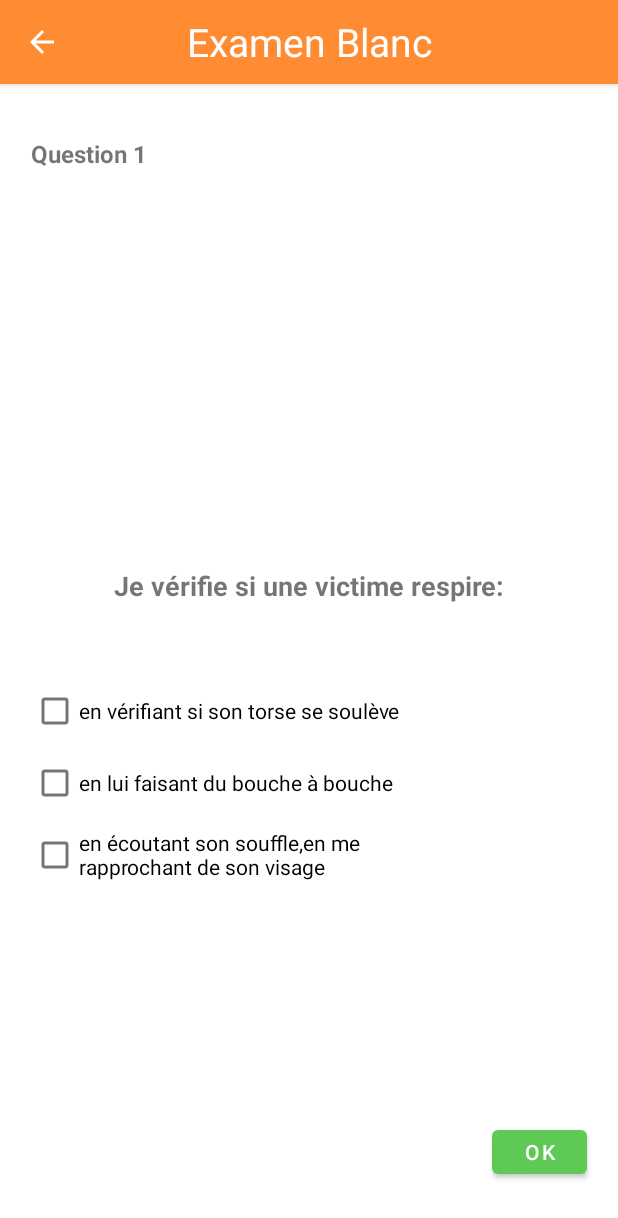
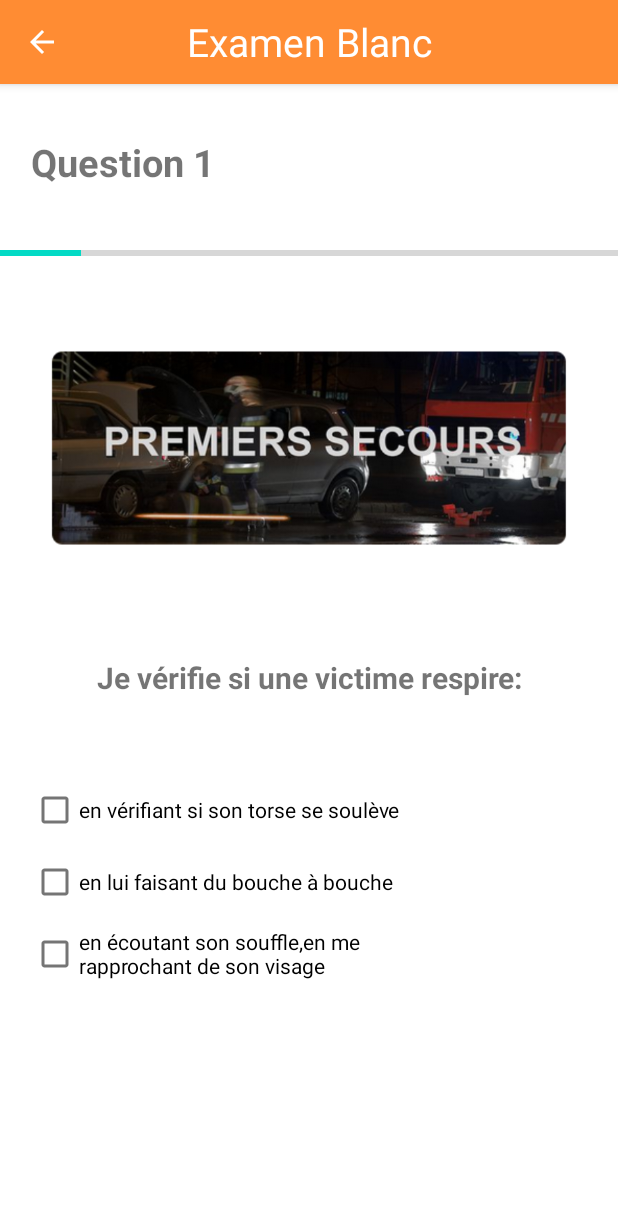
Before and after one commit to Sharan1E/Code_De_La_Route, an Android app: the screen it shows after launch (mainQuestionnaireActivity), after a tap on "Examen Blanc", on a phone screen of 412 x 824 dp. Shown: the top 1218 px of the screen. Run offline under Robolectric (Android 15) with nearby library versions, the phone set to English and light mode, and no system bars.

Commit message:
timer pour le mode examen -Sharan

```diff
--- a/app/src/main/java/com/example/code_de_la_route/Question_element.java
+++ b/app/src/main/java/com/example/code_de_la_route/Question_element.java
@@ -8,6 +8,7 @@ public class Question_element {
     private  boolean answer_4;
     private  boolean answer_5;
     private  boolean answer_6;
+    private String questionimage;
     private String questionnumber;
     private String questiontitle1;
     private String questiontitle2;
@@ -22,6 +23,7 @@ public class Question_element {
     {
         this.questionnumber = null;
         this.questiontitle1 = null;
+        this.questionimage =null;
 
         this.answer1 = null;
         this.answer2 = null;
@@ -42,13 +44,14 @@ public class Question_element {
         answer_6 = false;
     }
 
-    public Question_element(String questionnumber, String questiontitle1, String answer1,
+    public Question_element(String questionnumber,String questionimage, String questiontitle1, String answer1,
                             boolean answer_1, String answer2, boolean answer_2,
                             String answer3, boolean answer_3, String answer4, boolean answer_4)
     {
         this();
         this.questionnumber = questionnumber;
         this.questiontitle1 = questiontitle1;
+        this.questionimage = questionimage;
 
         this.answer1 = answer1;
         this.answer2 = answer2;
@@ -62,7 +65,7 @@ public class Question_element {
 
     }
 
-    public Question_element(String questionnumber,String questiontitle1,String answer1,
+    public Question_element(String questionnumber,String questionimage,String questiontitle1,String answer1,
                             boolean answer_1,String answer2,boolean answer_2,String questiontitle2,
                             String answer5,boolean answer_5, String answer6,boolean answer_6) {
 
@@ -70,6 +73,7 @@ public class Question_element {
         this.questionnumber = questionnumber;
         this.questiontitle1 = questiontitle1;
         this.questiontitle2 = questiontitle2;
+        this.questionimage = questionimage;
 
         this.answer1 = answer1;
         this.answer2 = answer2;
@@ -84,13 +88,14 @@ public class Question_element {
         this.answer_6 = answer_6;
     }
 
-    public Question_element(String questionnumber, String questiontitle1, String answer1,
+    public Question_element(String questionnumber,String questionimage, String questiontitle1, String answer1,
                             boolean answer_1, String answer2, boolean answer_2,
                             String answer3, boolean answer_3)
     {
         this();
         this.questionnumber = questionnumber;
         this.questiontitle1 = questiontitle1;
+        this.questionimage = questionimage;
 
         this.answer1 = answer1;
         this.answer2 = answer2;
@@ -101,12 +106,13 @@ public class Question_element {
         this.answer_3 = answer_3;
     }
 
-    public Question_element(String questionnumber, String questiontitle1, String answer1,
+    public Question_element(String questionnumber,String questionimage, String questiontitle1, String answer1,
                             boolean answer_1, String answer2, boolean answer_2)
     {
         this();
         this.questionnumber = questionnumber;
         this.questiontitle1 = questiontitle1;
+        this.questionimage = questionimage;
 
         this.answer1 = answer1;
         this.answer2 = answer2;
@@ -123,6 +129,9 @@ public class Question_element {
 
     public String getQuestionTitle2(){return questiontitle2;}
     public void setQuestionTitle2(String questiontitle2){this.questiontitle2 = questiontitle2;}
+
+    public String getQuestionImage(){return questionimage;}
+    public void setQuestionimage(String questionimage){this.questionimage = questionimage;}
 
     public String getAnswer1(){return answer1;}
     public void setAnswer1(String answer1){this.answer1 = answer1;}
--- a/app/src/main/java/com/example/code_de_la_route/mainQuestionnaireActivity.java
+++ b/app/src/main/java/com/example/code_de_la_route/mainQuestionnaireActivity.java
@@ -3,14 +3,21 @@ package com.example.code_de_la_route;
 import androidx.appcompat.app.ActionBar;
 import androidx.appcompat.app.AppCompatActivity;
 
+import android.animation.Animator;
+import android.animation.ObjectAnimator;
 import android.graphics.drawable.ColorDrawable;
 import android.os.Bundle;
 
 import android.content.Intent;
+import android.os.CountDownTimer;
+import android.util.Log;
 import android.view.MenuItem;
 import android.view.View;
+import android.view.animation.DecelerateInterpolator;
 import android.widget.Button;
 import android.widget.CheckBox;
+import android.widget.ImageView;
+import android.widget.ProgressBar;
 import android.widget.RadioGroup;
 import android.widget.TextView;
 
@@ -63,10 +70,10 @@ public class mainQuestionnaireActivity extends AppCompatActivity {
 
        // if(themechoisi.equals("Thème n°1:"))
         //{
-            Question_element question1_theme1 = new Question_element("Question 1", "Je vérifie si une victime respire:", "en vérifiant si son torse se soulève",true,"en lui faisant du bouche à bouche",false,"en écoutant son souffle,en me rapprochant de son visage",true);
-            Question_element question2_theme1 = new Question_element("Question 2","A chaque nouveau départ je vérifie:", "qu'il n'y a pas de trace d'huile sous le véhicule",true,"le réglage des suspensions",false,"la propreté des plaques et des feux", true,"qu'aucun pneu n'est dégonflé",true);
-            Question_element question3_theme1 = new Question_element("Question 3","Cet usager: -est un véhicule d'intérêt général prioritaire","oui",false,"non",true,"- bénéficie de facilités de passages","oui",true,"non",false);
-            Question_element question4_theme1=  new Question_element("Question 4","L'intervalle de sécurité après le véhicule qui nous précède est:","suffisant",true,"faible",false);
+            Question_element question1_theme1 = new Question_element("Question 1", "question1_theme1","Je vérifie si une victime respire:", "en vérifiant si son torse se soulève",true,"en lui faisant du bouche à bouche",false,"en écoutant son souffle,en me rapprochant de son visage",true);
+            Question_element question2_theme1 = new Question_element("Question 2","question2_theme1","A chaque nouveau départ je vérifie:", "qu'il n'y a pas de trace d'huile sous le véhicule",true,"le réglage des suspensions",false,"la propreté des plaques et des feux", true,"qu'aucun pneu n'est dégonflé",true);
+            Question_element question3_theme1 = new Question_element("Question 3","question3_theme1","Cet usager: -est un véhicule d'intérêt général prioritaire","oui",false,"non",true,"- bénéficie de facilités de passages","oui",true,"non",false);
+            Question_element question4_theme1=  new Question_element("Question 4","question4_theme1","L'intervalle de sécurité après le véhicule qui nous précède est:","suffisant",true,"faible",false);
 
             quizz_theme.add(question1_theme1);
             quizz_theme.add(question2_theme1);
@@ -97,6 +104,7 @@ public class mainQuestionnaireActivity extends AppCompatActivity {
         final TextView questionTitle2 = findViewById(R.id.questionTitle2);
         final TextView questionNumber = findViewById(R.id.questionNumber);
         final RadioGroup GroupQuestion = findViewById(R.id.GroupQuestion);
+        final ImageView questionImage = findViewById(R.id.imageQuizz);
 
         final CheckBox reponse1 = findViewById(R.id.buttonRoll);
         final CheckBox reponse2 = findViewById(R.id.buttonRoll2);
@@ -107,8 +115,10 @@ public class mainQuestionnaireActivity extends AppCompatActivity {
         CheckBox[] checkBoxes = {reponse1,reponse2,reponse3,reponse4,reponse5,reponse6};
         final Button next = findViewById(R.id.buttonNext);
 
+        if(getpreviousActivity.equals("Examen Blanc")){next.setVisibility(View.GONE);}
 
-            GroupQuestion.clearCheck();
+            int imageId = getResources().getIdentifier(quizz_theme.get(questionactuelle).getQuestionImage(), "drawable", getPackageName());
+            questionImage.setImageResource(imageId);
 
             questionTitle1.setText(quizz_theme.get(questionactuelle).getQuestionTitle1());
             questionNumber.setText(quizz_theme.get(questionactuelle).getQuestionNumber());
@@ -160,9 +170,12 @@ public class mainQuestionnaireActivity extends AppCompatActivity {
 
         boolean[] answervalues = {answervalue1,answervalue2,answervalue3,answervalue4,answervalue5,answervalue6};
 
+        ProgressBar mProgressBar;
+
+
+
 
         View.OnClickListener clickSurNext  = v -> {
-
             uservalue1[0] = reponse1.isChecked();
             uservalue2[0] = reponse2.isChecked();
             uservalue3[0] = reponse3.isChecked();
@@ -177,7 +190,6 @@ public class mainQuestionnaireActivity extends AppCompatActivity {
             {
                 GoodAnswer++;
             }
-
             questionactuelle++;
 
             if (questionactuelle<quizz_theme.size())
@@ -202,6 +214,65 @@ public class mainQuestionnaireActivity extends AppCompatActivity {
         };
 
         next.setOnClickListener(clickSurNext);
+
+        mProgressBar=(ProgressBar)findViewById(R.id.progressbar);
+
+        if (getpreviousActivity.equals("Entrainement")){mProgressBar.setVisibility(View.GONE);}
+        else{
+            ObjectAnimator animation = ObjectAnimator.ofInt(mProgressBar, "progress", 0, 100);
+            animation.setDuration(30000);
+            animation.setInterpolator(new DecelerateInterpolator());
+            animation.addListener(new Animator.AnimatorListener() {
+                @Override
+                public void onAnimationStart(Animator animator) { }
+
+                @Override
+                public void onAnimationEnd(Animator animator) {
+
+                    uservalue1[0] = reponse1.isChecked();
+                    uservalue2[0] = reponse2.isChecked();
+                    uservalue3[0] = reponse3.isChecked();
+                    uservalue4[0] = reponse4.isChecked();
+                    uservalue5[0] = reponse5.isChecked();
+                    uservalue6[0] = reponse6.isChecked();
+
+                    boolean[] uservalues = {uservalue1[0], uservalue2[0], uservalue3[0], uservalue4[0],
+                            uservalue5[0], uservalue6[0]};
+
+                    if(Arrays.equals(uservalues, answervalues))
+                    {
+                        GoodAnswer++;
+                    }
+                    questionactuelle++;
+                    if (questionactuelle<quizz_theme.size())
+                    {
+
+                        DisplayQuestion();
+                        for (CheckBox checkBox : checkBoxes) {
+                            if (checkBox.isChecked()) {
+                                checkBox.setChecked(false);
+                                checkBox.setSelected(false);
+                            }
+                        }
+                    }
+                    else
+                    {
+                        Intent intent = new Intent(mainQuestionnaireActivity.this, reponse1Activity.class);
+                        intent.putExtra(numberofcorrectanswer, String.valueOf(GoodAnswer));
+                        intent.putExtra(numberofanswer,String.valueOf(quizz_theme.size()));
+                        startActivity(intent);
+                    }
+                }
+
+                @Override
+                public void onAnimationCancel(Animator animator) { }
+
+                @Override
+                public void onAnimationRepeat(Animator animator) { }
+            });
+            animation.start();}
+
+
     }
 
     @Override
--- a/app/src/main/res/layout/activity_monquestionnaire.xml
+++ b/app/src/main/res/layout/activity_monquestionnaire.xml
@@ -10,16 +10,16 @@
     <TextView
         android:id="@+id/questionTitle2"
         android:layout_width="310dp"
-        android:layout_height="48dp"
+        android:layout_height="60dp"
         android:gravity="center"
         android:text="@string/QuestionTitle"
-        android:textSize="18dp"
+        android:textSize="20sp"
         android:textStyle="bold"
-        app:layout_constraintBottom_toTopOf="@+id/GroupQuestion2"
-        app:layout_constraintHorizontal_bias="0.483"
         app:layout_constraintLeft_toLeftOf="@+id/guideline2"
         app:layout_constraintRight_toRightOf="@+id/guideline3"
-        app:layout_constraintTop_toBottomOf="@+id/GroupQuestion" />
+        app:layout_constraintBottom_toTopOf="@+id/GroupQuestion2"
+        app:layout_constraintTop_toBottomOf="@+id/GroupQuestion"
+        tools:layout_editor_absoluteX="50dp" />
 
     <RadioGroup
         android:id="@+id/GroupQuestion2"
@@ -29,13 +29,14 @@
         app:layout_constraintRight_toRightOf="parent"
         app:layout_constraintBottom_toTopOf="@+id/buttonNext"
         app:layout_constraintTop_toBottomOf="@+id/questionTitle2"
-        tools:layout_editor_absoluteX="32dp">
+        tools:layout_editor_absoluteX="21dp">
 
         <CheckBox
             android:id="@+id/buttonRoll5"
             android:layout_width="wrap_content"
             android:layout_height="wrap_content"
             android:text="@string/reponse1"
+            android:textSize="14sp"
             app:layout_constraintBottom_toTopOf="@+id/buttonRoll2"
             app:layout_constraintEnd_toEndOf="parent"
             app:layout_constraintHorizontal_bias="0.12"
@@ -47,6 +48,7 @@
             android:layout_width="wrap_content"
             android:layout_height="wrap_content"
             android:text="@string/reponse2"
+            android:textSize="14sp"
             app:layout_constraintBottom_toTopOf="@+id/buttonRoll3"
             app:layout_constraintEnd_toEndOf="parent"
             app:layout_constraintHorizontal_bias="0.13"
@@ -57,17 +59,16 @@
 
     <TextView
         android:id="@+id/questionNumber"
-        android:layout_width="272dp"
-        android:layout_height="27dp"
+        android:layout_width="269dp"
+        android:layout_height="38dp"
         android:layout_gravity="center_horizontal"
         android:text="@string/QuestionNumber"
-        android:textSize="16dp"
+        android:textSize="25sp"
         android:textStyle="bold"
+        app:layout_constraintBottom_toTopOf="@+id/progressbar"
+        app:layout_constraintRight_toRightOf="parent"
         app:layout_constraintStart_toStartOf="@+id/guideline2"
-        app:layout_constraintRight_toRightOf="parent"
-        app:layout_constraintBottom_toTopOf="@+id/imageView2"
-        app:layout_constraintTop_toTopOf="parent"
-        tools:layout_editor_absoluteX="16dp" />
+        app:layout_constraintTop_toTopOf="parent" />
 
     <RadioGroup
         android:id="@+id/GroupQuestion"
@@ -77,13 +78,14 @@
         app:layout_constraintRight_toRightOf="parent"
         app:layout_constraintBottom_toTopOf="@+id/questionTitle2"
         app:layout_constraintTop_toBottomOf="@+id/questionTitle1"
-        tools:layout_editor_absoluteX="27dp">
+        tools:layout_editor_absoluteX="21dp">
 
         <CheckBox
             android:id="@+id/buttonRoll"
             android:layout_width="wrap_content"
             android:layout_height="wrap_content"
             android:text="@string/reponse1"
+            android:textSize="14sp"
             app:layout_constraintBottom_toTopOf="@+id/buttonRoll2"
             app:layout_constraintEnd_toEndOf="parent"
             app:layout_constraintHorizontal_bias="0.12"
@@ -95,6 +97,7 @@
             android:layout_width="wrap_content"
             android:layout_height="wrap_content"
             android:text="@string/reponse2"
+            android:textSize="14sp"
             app:layout_constraintBottom_toTopOf="@+id/buttonRoll3"
             app:layout_constraintEnd_toEndOf="parent"
             app:layout_constraintHorizontal_bias="0.13"
@@ -106,6 +109,7 @@
             android:layout_width="match_parent"
             android:layout_height="wrap_content"
             android:text="@string/reponse3"
+            android:textSize="14sp"
             app:layout_constraintBottom_toBottomOf="parent"
             app:layout_constraintEnd_toEndOf="parent"
             app:layout_constraintHorizontal_bias="0.158"
@@ -117,6 +121,7 @@
             android:layout_width="match_parent"
             android:layout_height="wrap_content"
             android:text="@string/reponse4"
+            android:textSize="14sp"
             app:layout_constraintBottom_toBottomOf="parent"
             app:layout_constraintEnd_toEndOf="parent"
             app:layout_constraintHorizontal_bias="0.158"
@@ -128,27 +133,27 @@
     <TextView
         android:id="@+id/questionTitle1"
         android:layout_width="310dp"
-        android:layout_height="48dp"
+        android:layout_height="60dp"
         android:gravity="center"
         android:text="@string/QuestionTitle"
+        android:textSize="20sp"
         android:textStyle="bold"
-        android:textSize="18dp"
+        app:layout_constraintBottom_toTopOf="@+id/GroupQuestion"
+        app:layout_constraintLeft_toLeftOf="@+id/guideline2"
         app:layout_constraintRight_toRightOf="@+id/guideline3"
-        app:layout_constraintLeft_toLeftOf="@+id/guideline2"
-        app:layout_constraintBottom_toTopOf="@+id/GroupQuestion"
-        app:layout_constraintTop_toBottomOf="@+id/imageView2"
-        tools:layout_editor_absoluteX="50dp" />
+        app:layout_constraintTop_toBottomOf="@+id/imageQuizz" />
 
     <Button
         android:id="@+id/buttonNext"
-        android:layout_width="63dp"
-        android:layout_height="41dp"
+        android:layout_width="83dp"
+        android:layout_height="51dp"
         android:text="@string/NextButton"
         app:backgroundTint="@color/light_green"
-        app:layout_constraintBottom_toBottomOf="parent"
         app:layout_constraintEnd_toEndOf="@id/guideline3"
         app:layout_constraintLeft_toLeftOf="parent"
-        app:layout_constraintTop_toBottomOf="@+id/GroupQuestion2" />
+        app:layout_constraintBottom_toBottomOf="parent"
+        app:layout_constraintTop_toBottomOf="@+id/GroupQuestion2"
+        tools:layout_editor_absoluteX="308dp" />
 
     <androidx.constraintlayout.widget.Guideline
         android:id="@+id/guideline1"
@@ -179,16 +184,27 @@
         app:layout_constraintGuide_percent="1.0" />
 
     <ImageView
-        android:id="@+id/imageView2"
+        android:id="@+id/imageQuizz"
         android:layout_width="346dp"
         android:layout_height="178dp"
-        app:layout_constraintDimensionRatio="23:18"
+        app:layout_constraintStart_toStartOf="@+id/guideline2"
         app:layout_constraintEnd_toEndOf="@+id/guideline3"
+        app:layout_constraintBottom_toTopOf="@+id/questionTitle1"
+        app:layout_constraintTop_toBottomOf="@+id/progressbar"
+        tools:layout_editor_absoluteX="33dp"
+        tools:srcCompat="@tools:sample/avatars"
+        android:contentDescription="@string/imageduquizz" />
+
+    <ProgressBar
+        android:id="@+id/progressbar"
+        style="?android:attr/progressBarStyleHorizontal"
         app:layout_constraintStart_toStartOf="@+id/guideline2"
-        app:layout_constraintBottom_toTopOf="@+id/questionTitle1"
+        app:layout_constraintEnd_toEndOf="@+id/guideline3"
+        android:layout_width="match_parent"
+        android:layout_height="11dp"
+        app:layout_constraintBottom_toTopOf="@+id/imageQuizz"
         app:layout_constraintTop_toBottomOf="@+id/questionNumber"
-        tools:layout_editor_absoluteX="32dp"
-        tools:srcCompat="@tools:sample/avatars" />
+        tools:layout_editor_absoluteX="-3dp" />
 
 
 </androidx.constraintlayout.widget.ConstraintLayout>
--- a/app/src/main/res/values/strings.xml
+++ b/app/src/main/res/values/strings.xml
@@ -30,6 +30,7 @@
     <string name="QuestionTitle">Bla?</string>
     <string name="QuestionNumber">Numero question</string>
     <string name="NextButton">OK</string>
-    <string name="score">Score</string>*
+    <string name="score">Score</string>
+    <string name="imageduquizz">imageduquizz</string>*
 
 </resources>
```
Also changed, not shown: app/src/main/res/drawable/question1_theme1.PNG (added), app/src/main/res/drawable/question2_theme1.PNG (added), app/src/main/res/drawable/question3_theme1.PNG (added), app/src/main/res/drawable/question4_theme1.PNG (added).
